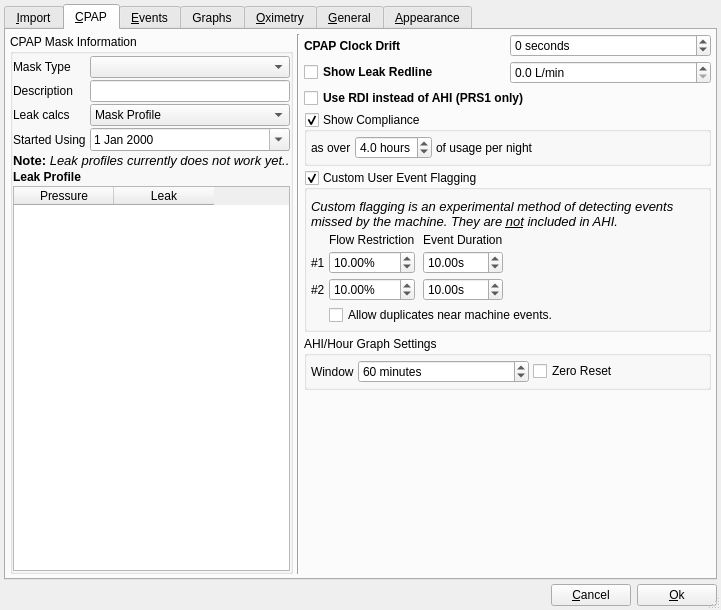
sbonaime/sleepyhead-code., file sleepyhead/preferencesdialog.ui: the form before one commit.
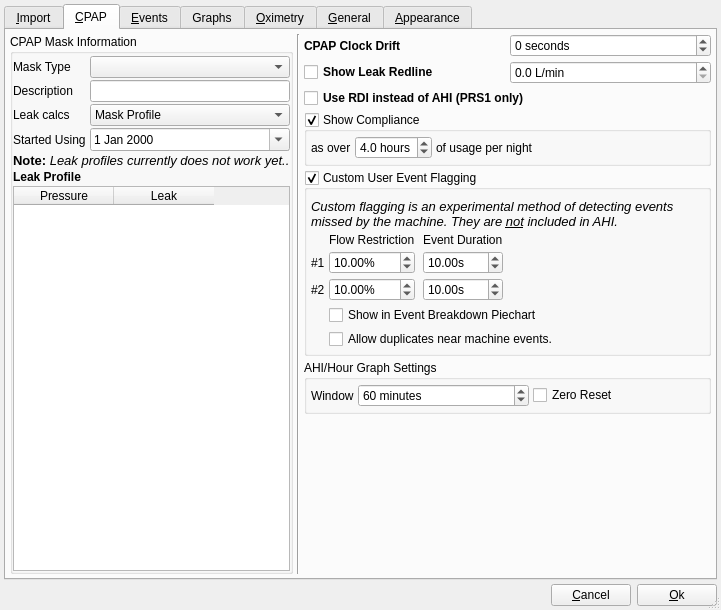
The form after the commit. Icons and pictures are not drawn.

Commit message: Add time display and verticle line in alt-select mode, plus userflags in piechart option

The edit to the form file:
```diff
--- a/sleepyhead/preferencesdialog.ui
+++ b/sleepyhead/preferencesdialog.ui
@@ -992,6 +992,13 @@
               </property>
              </widget>
             </item>
+            <item row="5" column="1" colspan="4">
+             <widget class="QCheckBox" name="userEventDuplicates">
+              <property name="text">
+               <string>Allow duplicates near machine events.</string>
+              </property>
+             </widget>
+            </item>
             <item row="3" column="3">
              <widget class="QDoubleSpinBox" name="apneaDuration2">
               <property name="suffix">
@@ -1010,9 +1017,9 @@
              </widget>
             </item>
             <item row="4" column="1" colspan="4">
-             <widget class="QCheckBox" name="userEventDuplicates">
+             <widget class="QCheckBox" name="showUserFlagsInPie">
               <property name="text">
-               <string>Allow duplicates near machine events.</string>
+               <string>Show in Event Breakdown Piechart</string>
               </property>
              </widget>
             </item>
```
The commit also changes 11 other files.
